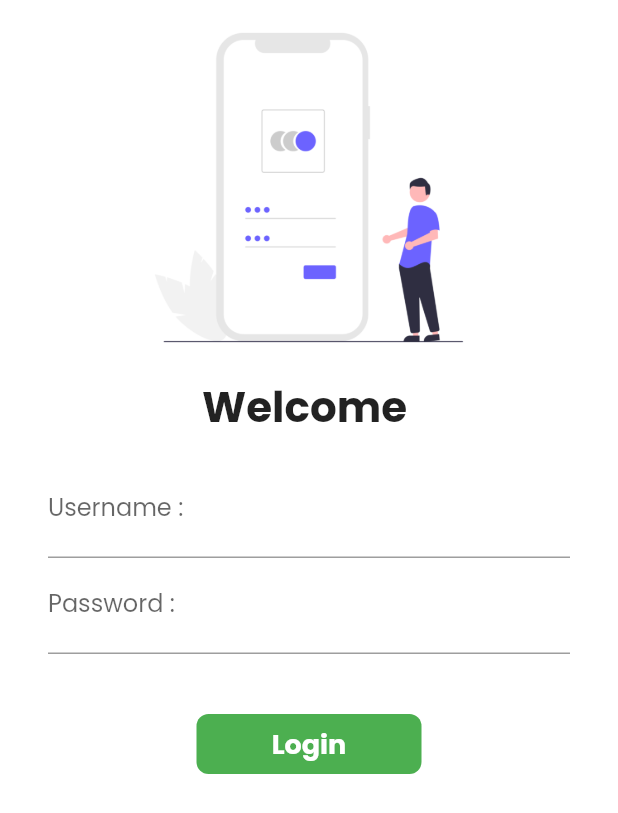
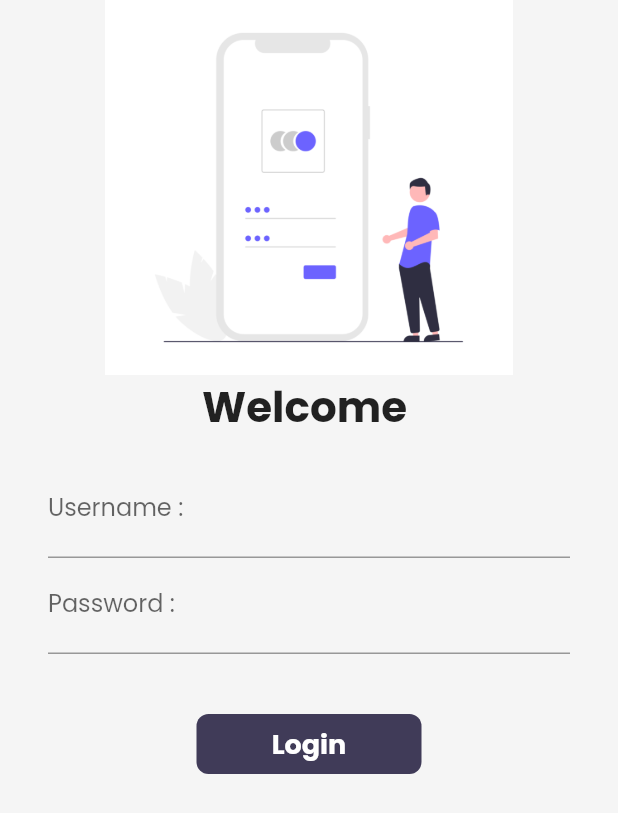
Before and after one commit to thedheerajjaiswal/flutter_catalog, a Flutter app: the LoginPage screen opened by its route, on a phone screen of 412 x 824 dp. Shown: the top 813 px of the screen. Run offline on Flutter 3.47's test engine with Material 2 defaults, Android fonts, the phone set to English and light mode, and no system bars; our stand-ins replace google_fonts, velocity_x; network calls fail.

Commit message:
added Dark theme

```diff
--- a/lib/pages/login_page.dart
+++ b/lib/pages/login_page.dart
@@ -1,5 +1,5 @@
 import 'package:flutter/material.dart';
-
+import 'package:velocity_x/velocity_x.dart';
 import 'package:flutter_catalog/utils/routes.dart';
 
 class LoginPage extends StatefulWidget {
@@ -19,7 +19,7 @@ class _LoginPageState extends State<LoginPage> {
         changeButton = true;
       });
       await Future.delayed(Duration(seconds: 1));
-      await Navigator.pushNamed(context, MyRoutes.homeRoutes);
+      await Navigator.pushNamed(context, MyRoutes.homeRoute);
       setState(() {
         changeButton = false;
       });
@@ -29,7 +29,7 @@ class _LoginPageState extends State<LoginPage> {
   @override
   Widget build(BuildContext context) {
     return Material(
-      color: Colors.white,
+      color: context.canvasColor,
       child: SingleChildScrollView(
         child: Form(
           key: _formkey,
@@ -95,7 +95,7 @@ class _LoginPageState extends State<LoginPage> {
                       height: 40.0,
                     ),
                     Material(
-                      color: Colors.green,
+                      color: context.theme.buttonColor,
                       borderRadius:
                           BorderRadius.circular(changeButton ? 50 : 8),
                       child: InkWell(
--- a/lib/utils/routes.dart
+++ b/lib/utils/routes.dart
@@ -1,6 +1,6 @@
 class MyRoutes {
-  static String loginRoutes = "/login";
-  static String homeRoutes = "/home";
-
+  static String loginRoute = "/login";
+  static String homeRoute = "/home";
   static String homeDetailsRoute = "/detail";
+  static String cartRoute = "/cart";
 }
--- a/lib/widgets/home_widgets/catalog_header.dart
+++ b/lib/widgets/home_widgets/catalog_header.dart
@@ -1,5 +1,5 @@
 import 'package:flutter/material.dart';
-import 'package:flutter_catalog/widgets/themes.dart';
+// import 'package:flutter_catalog/widgets/themes.dart';
 import 'package:velocity_x/velocity_x.dart';
 
 class CatalogHeader extends StatelessWidget {
@@ -10,7 +10,7 @@ class CatalogHeader extends StatelessWidget {
     return Column(
       crossAxisAlignment: CrossAxisAlignment.start,
       children: [
-        "Catalog App".text.xl5.bold.color(MyTheme.darkBluishColor).make(),
+        "Catalog App".text.xl5.bold.color(context.theme.accentColor).make(),
         "Trending Products".text.xl2.make(),
       ],
     );
--- a/lib/widgets/home_widgets/catalog_image.dart
+++ b/lib/widgets/home_widgets/catalog_image.dart
@@ -1,5 +1,5 @@
 import 'package:flutter/material.dart';
-import 'package:flutter_catalog/widgets/themes.dart';
+
 import 'package:velocity_x/velocity_x.dart';
 
 class CatalogImage extends StatelessWidget {
@@ -13,6 +13,6 @@ class CatalogImage extends StatelessWidget {
   Widget build(BuildContext context) {
     return Image.network(
       image,
-    ).box.rounded.p8.color(MyTheme.creamColor).make().p16().w40(context);
+    ).box.rounded.p8.color(context.canvasColor).make().p16().w40(context);
   }
 }
--- a/lib/widgets/themes.dart
+++ b/lib/widgets/themes.dart
@@ -1,15 +1,20 @@
 import 'package:flutter/material.dart';
 import 'package:google_fonts/google_fonts.dart';
+import 'package:velocity_x/velocity_x.dart';
 
 class MyTheme {
   static ThemeData lightTheme(BuildContext context) => ThemeData(
         primarySwatch: Colors.green,
         fontFamily: GoogleFonts.poppins().fontFamily,
+        cardColor: Colors.white,
+        canvasColor: creamColor,
+        buttonColor: darkBluishColor,
+        accentColor: darkBluishColor,
         appBarTheme: AppBarTheme(
           color: Colors.white,
           elevation: 0.0,
           iconTheme: IconThemeData(
-            color: Colors.black,
+            color: Colors.white,
           ),
           textTheme: Theme.of(context).textTheme,
         ),
@@ -17,9 +22,24 @@ class MyTheme {
 
   static ThemeData darktheme(BuildContext context) => ThemeData(
         brightness: Brightness.dark,
+        fontFamily: GoogleFonts.poppins().fontFamily,
+        cardColor: Colors.black,
+        canvasColor: darkCreamColor,
+        buttonColor: lightBluishColor,
+        accentColor: Colors.white,
+        appBarTheme: AppBarTheme(
+          color: Colors.black,
+          elevation: 0.0,
+          iconTheme: IconThemeData(
+            color: Colors.white,
+          ),
+          textTheme: Theme.of(context).textTheme,
+        ),
       );
 
   //Colors
   static Color creamColor = Color(0xfff5f5f5);
+  static Color darkCreamColor = Vx.gray900;
   static Color darkBluishColor = Color(0xff403b58);
+  static Color lightBluishColor = Vx.indigo500;
 }
```
Also changed, not shown: lib/main.dart (+6 -4 lines), lib/pages/cart_page.dart (added, +18 -0 lines), lib/pages/home_detail_page.dart (+22 -11 lines), lib/pages/home_page.dart (+14 -4 lines), lib/widgets/home_widgets/catalog_list.dart (+11 -7 lines).
